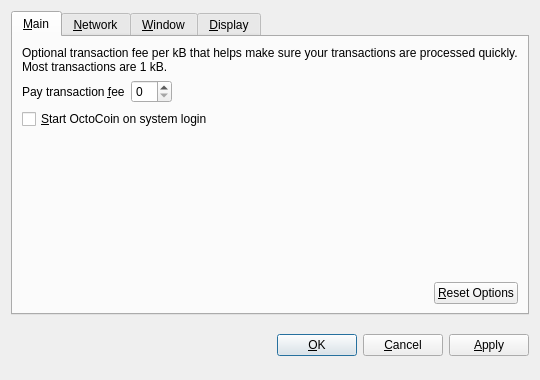
The window that src/qt/forms/optionsdialog.ui (tuaris/octocoin) describes before a commit, drawn with Qt 5.
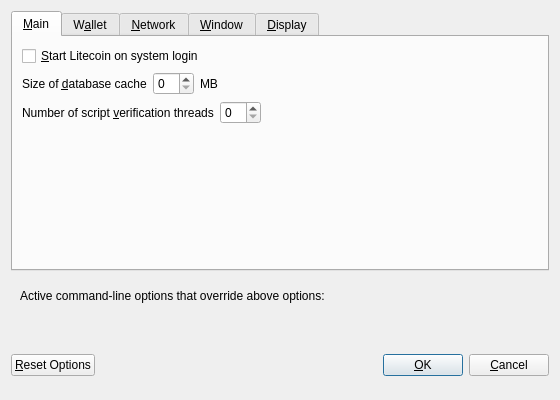
The same window after the commit. Custom widgets are drawn as their Qt base class.

Commit message: Merge With Upstream Litecoin 0.10-master

Patch:
```diff
--- a/src/qt/forms/optionsdialog.ui
+++ b/src/qt/forms/optionsdialog.ui
@@ -6,8 +6,8 @@
    <rect>
     <x>0</x>
     <y>0</y>
-    <width>540</width>
-    <height>380</height>
+    <width>560</width>
+    <height>400</height>
    </rect>
   </property>
   <property name="windowTitle">
@@ -19,9 +19,6 @@
   <layout class="QVBoxLayout" name="verticalLayout">
    <item>
     <widget class="QTabWidget" name="tabWidget">
-     <property name="tabPosition">
-      <enum>QTabWidget::North</enum>
-     </property>
      <property name="currentIndex">
       <number>0</number>
      </property>
@@ -30,77 +27,44 @@
        <string>&amp;Main</string>
       </attribute>
       <layout class="QVBoxLayout" name="verticalLayout_Main">
-       <item>
-        <widget class="QLabel" name="transactionFeeInfoLabel">
-         <property name="text">
-          <string>Optional transaction fee per kB that helps make sure your transactions are processed quickly. Most transactions are 1 kB.</string>
-         </property>
-         <property name="textFormat">
-          <enum>Qt::PlainText</enum>
-         </property>
-         <property name="wordWrap">
-          <bool>true</bool>
-         </property>
-        </widget>
-       </item>
-       <item>
-        <layout class="QHBoxLayout" name="horizontalLayout_1_Main">
-         <item>
-          <widget class="QLabel" name="transactionFeeLabel">
-           <property name="text">
-            <string>Pay transaction &amp;fee</string>
-           </property>
-           <property name="textFormat">
-            <enum>Qt::PlainText</enum>
-           </property>
-           <property name="buddy">
-            <cstring>transactionFee</cstring>
-           </property>
-          </widget>
-         </item>
-         <item>
-          <widget class="BitcoinAmountField" name="transactionFee"/>
-         </item>
-         <item>
-          <spacer name="horizontalSpacer_1_Main">
-           <property name="orientation">
-            <enum>Qt::Horizontal</enum>
-           </property>
-           <property name="sizeHint" stdset="0">
-            <size>
-             <width>40</width>
-             <height>20</height>
-            </size>
-           </property>
-          </spacer>
-         </item>
-        </layout>
-       </item>
        <item>
         <widget class="QCheckBox" name="bitcoinAtStartup">
          <property name="toolTip">
-          <string>Automatically start OctoCoin after logging in to the system.</string>
+          <string>Automatically start Litecoin after logging in to the system.</string>
          </property>
          <property name="text">
-          <string>&amp;Start OctoCoin on system login</string>
+          <string>&amp;Start Litecoin on system login</string>
          </property>
         </widget>
        </item>
-       <item>
-        <spacer name="verticalSpacer_Main">
-         <property name="orientation">
-          <enum>Qt::Vertical</enum>
-         </property>
-         <property name="sizeHint" stdset="0">
-          <size>
-           <width>20</width>
-           <height>40</height>
-          </size>
-         </property>
-        </spacer>
-       </item>
        <item>
         <layout class="QHBoxLayout" name="horizontalLayout_2_Main">
+         <item>
+          <widget class="QLabel" name="databaseCacheLabel">
+           <property name="text">
+            <string>Size of &amp;database cache</string>
+           </property>
+           <property name="textFormat">
+            <enum>Qt::PlainText</enum>
+           </property>
+           <property name="buddy">
+            <cstring>databaseCache</cstring>
+           </property>
+          </widget>
+         </item>
+         <item>
+          <widget class="QSpinBox" name="databaseCache"/>
+         </item>
+         <item>
+          <widget class="QLabel" name="databaseCacheUnitLabel">
+           <property name="text">
+            <string>MB</string>
+           </property>
+           <property name="textFormat">
+            <enum>Qt::PlainText</enum>
+           </property>
+          </widget>
+         </item>
          <item>
           <spacer name="horizontalSpacer_2_Main">
            <property name="orientation">
@@ -114,20 +78,106 @@
            </property>
           </spacer>
          </item>
+        </layout>
+       </item>
+       <item>
+        <layout class="QHBoxLayout" name="horizontalLayout_3_Main">
          <item>
-          <widget class="QPushButton" name="resetButton">
-           <property name="toolTip">
-            <string>Reset all client options to default.</string>
-           </property>
+          <widget class="QLabel" name="threadsScriptVerifLabel">
            <property name="text">
-            <string>&amp;Reset Options</string>
+            <string>Number of script &amp;verification threads</string>
            </property>
-           <property name="autoDefault">
-            <bool>false</bool>
+           <property name="textFormat">
+            <enum>Qt::PlainText</enum>
            </property>
+           <property name="buddy">
+            <cstring>threadsScriptVerif</cstring>
+           </property>
           </widget>
          </item>
+         <item>
+          <widget class="QSpinBox" name="threadsScriptVerif">
+           <property name="toolTip">
+            <string>(0 = auto, &lt;0 = leave that many cores free)</string>
+           </property>
+          </widget>
+         </item>
+         <item>
+          <spacer name="horizontalSpacer_3_Main">
+           <property name="orientation">
+            <enum>Qt::Horizontal</enum>
+           </property>
+           <property name="sizeHint" stdset="0">
+            <size>
+             <width>40</width>
+             <height>20</height>
+            </size>
+           </property>
+          </spacer>
+         </item>
         </layout>
+       </item>
+       <item>
+        <spacer name="verticalSpacer_Main">
+         <property name="orientation">
+          <enum>Qt::Vertical</enum>
+         </property>
+         <property name="sizeHint" stdset="0">
+          <size>
+           <width>20</width>
+           <height>40</height>
+          </size>
+         </property>
+        </spacer>
+       </item>
+      </layout>
+     </widget>
+     <widget class="QWidget" name="tabWallet">
+      <attribute name="title">
+       <string>W&amp;allet</string>
+      </attribute>
+      <layout class="QVBoxLayout" name="verticalLayout_Wallet">
+       <item>
+        <widget class="QGroupBox" name="groupBox">
+         <property name="title">
+          <string>Expert</string>
+         </property>
+         <layout class="QVBoxLayout" name="verticalLayout_2">
+          <item>
+           <widget class="QCheckBox" name="coinControlFeatures">
+            <property name="toolTip">
+             <string>Whether to show coin control features or not.</string>
+            </property>
+            <property name="text">
+             <string>Enable coin &amp;control features</string>
+            </property>
+           </widget>
+          </item>
+          <item>
+           <widget class="QCheckBox" name="spendZeroConfChange">
+            <property name="toolTip">
+             <string>If you disable the spending of unconfirmed change, the change from a transaction cannot be used until that transaction has at least one confirmation. This also affects how your balance is computed.</string>
+            </property>
+            <property name="text">
+             <string>&amp;Spend unconfirmed change</string>
+            </property>
+           </widget>
+          </item>
+         </layout>
+        </widget>
+       </item>
+       <item>
+        <spacer name="verticalSpacer_Wallet">
+         <property name="orientation">
+          <enum>Qt::Vertical</enum>
+         </property>
+         <property name="sizeHint" stdset="0">
+          <size>
+           <width>20</width>
+           <height>40</height>
+          </size>
+         </property>
+        </spacer>
        </item>
       </layout>
      </widget>
@@ -139,25 +189,35 @@
        <item>
         <widget class="QCheckBox" name="mapPortUpnp">
          <property name="toolTip">
-          <string>Automatically open the OctoCoin client port on the router. This only works when your router supports UPnP and it is enabled.</string>
+          <string>Automatically open the Litecoin client port on the router. This only works when your router supports UPnP and it is enabled.</string>
          </property>
          <property name="text">
           <string>Map port using &amp;UPnP</string>
          </property>
         </widget>
        </item>
+       <item>
+        <widget class="QCheckBox" name="allowIncoming">
+         <property name="toolTip">
+          <string>Accept connections from outside</string>
+         </property>
+         <property name="text">
+          <string>Allow incoming connections</string>
+         </property>
+        </widget>
+       </item>
        <item>
         <widget class="QCheckBox" name="connectSocks">
          <property name="toolTip">
-          <string>Connect to the OctoCoin network through a SOCKS proxy (e.g. when connecting through Tor).</string>
+          <string>Connect to the Litecoin network through a SOCKS5 proxy.</string>
          </property>
          <property name="text">
-          <string>&amp;Connect through SOCKS proxy:</string>
+          <string>&amp;Connect through SOCKS5 proxy (default proxy):</string>
          </property>
         </widget>
        </item>
        <item>
-        <layout class="QHBoxLayout" name="horizontalLayout_Network">
+        <layout class="QHBoxLayout" name="horizontalLayout_1_Network">
          <item>
           <widget class="QLabel" name="proxyIpLabel">
            <property name="text">
@@ -173,6 +233,12 @@
          </item>
          <item>
           <widget class="QValidatedLineEdit" name="proxyIp">
+           <property name="minimumSize">
+            <size>
+             <width>140</width>
+             <height>0</height>
+            </size>
+           </property>
            <property name="maximumSize">
             <size>
              <width>140</width>
@@ -180,7 +246,7 @@
             </size>
            </property>
            <property name="toolTip">
-            <string>IP address of the proxy (e.g. 127.0.0.1)</string>
+            <string>IP address of the proxy (e.g. IPv4: 127.0.0.1 / IPv6: ::1)</string>
            </property>
           </widget>
          </item>
@@ -199,6 +265,12 @@
          </item>
          <item>
           <widget class="QLineEdit" name="proxyPort">
+           <property name="minimumSize">
+            <size>
+             <width>55</width>
+             <height>0</height>
+            </size>
+           </property>
            <property name="maximumSize">
             <size>
              <width>55</width>
@@ -211,27 +283,7 @@
           </widget>
          </item>
          <item>
-          <widget class="QLabel" name="socksVersionLabel">
-           <property name="text">
-            <string>SOCKS &amp;Version:</string>
-           </property>
-           <property name="textFormat">
-            <enum>Qt::PlainText</enum>
-           </property>
-           <property name="buddy">
-            <cstring>socksVersion</cstring>
-           </property>
-          </widget>
-         </item>
-         <item>
-          <widget class="QValueComboBox" name="socksVersion">
-           <property name="toolTip">
-            <string>SOCKS version of the proxy (e.g. 5)</string>
-           </property>
-          </widget>
-         </item>
-         <item>
-          <spacer name="horizontalSpacer_Network">
+          <spacer name="horizontalSpacer_1_Network">
            <property name="orientation">
             <enum>Qt::Horizontal</enum>
            </property>
@@ -323,7 +375,7 @@
          <item>
           <widget class="QValueComboBox" name="lang">
            <property name="toolTip">
-            <string>The user interface language can be set here. This setting will take effect after restarting OctoCoin.</string>
+            <string>The user interface language can be set here. This setting will take effect after restarting Litecoin.</string>
            </property>
           </widget>
          </item>
@@ -354,14 +406,28 @@
         </layout>
        </item>
        <item>
-        <widget class="QCheckBox" name="displayAddresses">
-         <property name="toolTip">
-          <string>Whether to show OctoCoin addresses in the transaction list or not.</string>
-         </property>
-         <property name="text">
-          <string>&amp;Display addresses in transaction list</string>
-         </property>
-        </widget>
+        <layout class="QHBoxLayout" name="horizontalLayout_3_Display">
+         <item>
+          <widget class="QLabel" name="thirdPartyTxUrlsLabel">
+           <property name="toolTip">
+            <string>Third party URLs (e.g. a block explorer) that appear in the transactions tab as context menu items. %s in the URL is replaced by transaction hash. Multiple URLs are separated by vertical bar |.</string>
+           </property>
+           <property name="text">
+            <string>Third party transaction URLs</string>
+           </property>
+           <property name="buddy">
+            <cstring>thirdPartyTxUrls</cstring>
+           </property>
+          </widget>
+         </item>
+         <item>
+          <widget class="QLineEdit" name="thirdPartyTxUrls">
+           <property name="toolTip">
+            <string>Third party URLs (e.g. a block explorer) that appear in the transactions tab as context menu items. %s in the URL is replaced by transaction hash. Multiple URLs are separated by vertical bar |.</string>
+           </property>
+          </widget>
+         </item>
+        </layout>
        </item>
        <item>
         <spacer name="verticalSpacer_Display">
@@ -380,8 +446,67 @@
      </widget>
     </widget>
    </item>
+   <item>
+    <widget class="QFrame" name="frame">
+     <layout class="QVBoxLayout" name="verticalLayout_Bottom">
+      <item>
+       <layout class="QHBoxLayout" name="horizontalLayout_Bottom">
+        <item>
+         <widget class="QLabel" name="overriddenByCommandLineInfoLabel">
+          <property name="text">
+           <string>Active command-line options that override above options:</string>
+          </property>
+          <property name="textFormat">
+           <enum>Qt::PlainText</enum>
+          </property>
+         </widget>
+        </item>
+        <item>
+         <spacer name="horizontalSpacer_Bottom">
+          <property name="orientation">
+           <enum>Qt::Horizontal</enum>
+          </property>
+          <property name="sizeHint" stdset="0">
+           <size>
+            <width>40</width>
+            <height>20</height>
+           </size>
+          </property>
+         </spacer>
+        </item>
+       </layout>
+      </item>
+      <item>
+       <widget class="QLabel" name="overriddenByCommandLineLabel">
+        <property name="text">
+         <string/>
+        </property>
+        <property name="textFormat">
+         <enum>Qt::PlainText</enum>
+        </property>
+        <property name="wordWrap">
+         <bool>true</bool>
+        </property>
+       </widget>
+      </item>
+     </layout>
+    </widget>
+   </item>
    <item>
     <layout class="QHBoxLayout" name="horizontalLayout_Buttons">
+     <item>
+      <widget class="QPushButton" name="resetButton">
+       <property name="toolTip">
+        <string>Reset all client options to default.</string>
+       </property>
+       <property name="text">
+        <string>&amp;Reset Options</string>
+       </property>
+       <property name="autoDefault">
+        <bool>false</bool>
+       </property>
+      </widget>
+     </item>
      <item>
       <spacer name="horizontalSpacer_1">
        <property name="orientation">
@@ -397,6 +522,12 @@
      </item>
      <item>
       <widget class="QLabel" name="statusLabel">
+       <property name="minimumSize">
+        <size>
+         <width>200</width>
+         <height>0</height>
+        </size>
+       </property>
        <property name="font">
         <font>
          <weight>75</weight>
@@ -432,6 +563,12 @@
        <property name="text">
         <string>&amp;OK</string>
        </property>
+       <property name="autoDefault">
+        <bool>false</bool>
+       </property>
+       <property name="default">
+        <bool>true</bool>
+       </property>
       </widget>
      </item>
      <item>
@@ -444,36 +581,21 @@
        </property>
       </widget>
      </item>
-     <item>
-      <widget class="QPushButton" name="applyButton">
-       <property name="text">
-        <string>&amp;Apply</string>
-       </property>
-       <property name="autoDefault">
-        <bool>false</bool>
-       </property>
-      </widget>
-     </item>
     </layout>
    </item>
   </layout>
  </widget>
  <customwidgets>
-  <customwidget>
-   <class>BitcoinAmountField</class>
-   <extends>QSpinBox</extends>
-   <header>bitcoinamountfield.h</header>
-  </customwidget>
-  <customwidget>
-   <class>QValueComboBox</class>
-   <extends>QComboBox</extends>
-   <header>qvaluecombobox.h</header>
-  </customwidget>
   <customwidget>
    <class>QValidatedLineEdit</class>
    <extends>QLineEdit</extends>
    <header>qvalidatedlineedit.h</header>
   </customwidget>
+  <customwidget>
+   <class>QValueComboBox</class>
+   <extends>QComboBox</extends>
+   <header>qvaluecombobox.h</header>
+  </customwidget>
  </customwidgets>
  <resources/>
  <connections/>
```
The commit also changes 1032 other files.
